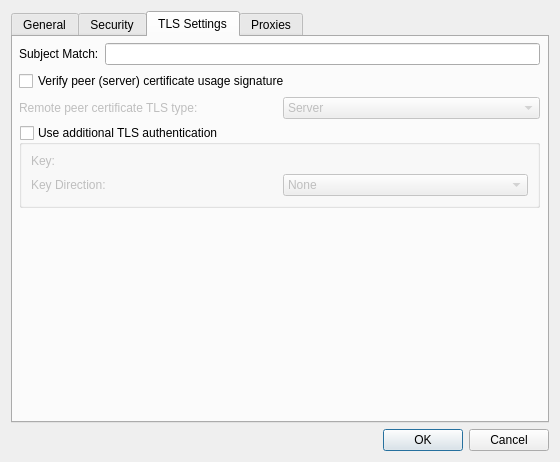
Old version of the form vpn/openvpn/openvpnadvanced.ui in the repository KDE/plasma-nm.
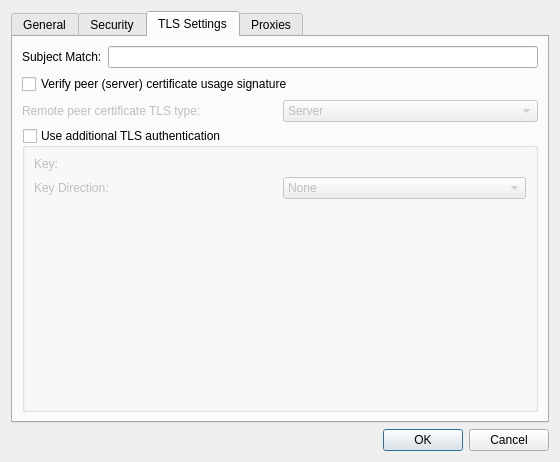
New version of the form. The open tabs and pages were chosen to show the change. Custom widgets are drawn as their Qt base class.

Commit message: fix layout and tab stops

Diff of the .ui file:
```diff
--- a/vpn/openvpn/openvpnadvanced.ui
+++ b/vpn/openvpn/openvpnadvanced.ui
@@ -287,18 +287,9 @@
       <attribute name="title">
        <string>TLS Settings</string>
       </attribute>
-      <widget class="QWidget" name="">
-       <property name="geometry">
-        <rect>
-         <x>6</x>
-         <y>6</y>
-         <width>521</width>
-         <height>361</height>
-        </rect>
-       </property>
-       <layout class="QVBoxLayout" name="verticalLayout_2">
+      <layout class="QVBoxLayout" name="verticalLayout">
         <item>
-         <layout class="QHBoxLayout" name="horizontalLayout_10">
+        <layout class="QHBoxLayout" name="horizontalLayout_3">
           <item>
            <widget class="QLabel" name="label_10">
             <property name="text">
@@ -329,7 +320,7 @@
          </widget>
         </item>
         <item>
-         <layout class="QHBoxLayout" name="horizontalLayout_3">
+        <layout class="QHBoxLayout" name="horizontalLayout_4">
           <item>
            <widget class="QLabel" name="labelRemoteCertTls">
             <property name="enabled">
@@ -370,10 +361,8 @@
           <property name="checked">
            <bool>false</bool>
           </property>
-          <layout class="QVBoxLayout" name="verticalLayout_8">
-           <item>
-            <layout class="QHBoxLayout" name="horizontalLayout_6">
-             <item>
+         <layout class="QGridLayout" name="gridLayout_2">
+          <item row="0" column="0">
               <widget class="QLabel" name="textLabel4_3">
                <property name="text">
                 <string>Key:</string>
@@ -386,14 +375,10 @@
                </property>
               </widget>
              </item>
-             <item>
+          <item row="0" column="1">
               <widget class="KUrlRequester" name="kurlTlsAuthKey"/>
              </item>
-            </layout>
-           </item>
-           <item>
-            <layout class="QHBoxLayout" name="horizontalLayout_4">
-             <item>
+          <item row="1" column="0">
               <widget class="QLabel" name="textLabel1">
                <property name="text">
                 <string>Key Direction:</string>
@@ -406,7 +391,7 @@
                </property>
               </widget>
              </item>
-             <item>
+          <item row="1" column="1">
               <widget class="KComboBox" name="cboDirection">
                <item>
                 <property name="text">
@@ -425,26 +410,23 @@
                </item>
               </widget>
              </item>
-            </layout>
-           </item>
-          </layout>
-         </widget>
-        </item>
-        <item>
-         <spacer name="verticalSpacer_7">
+          <item row="2" column="1">
+           <spacer name="verticalSpacer">
           <property name="orientation">
            <enum>Qt::Vertical</enum>
           </property>
           <property name="sizeHint" stdset="0">
            <size>
             <width>20</width>
-            <height>0</height>
+              <height>137</height>
            </size>
           </property>
          </spacer>
         </item>
        </layout>
       </widget>
+       </item>
+      </layout>
      </widget>
      <widget class="QWidget" name="proxyTab">
       <attribute name="title">
@@ -626,16 +608,16 @@
   </layout>
  </widget>
  <customwidgets>
-  <customwidget>
-   <class>KUrlRequester</class>
-   <extends>QWidget</extends>
-   <header>kurlrequester.h</header>
-  </customwidget>
   <customwidget>
    <class>KComboBox</class>
    <extends>QComboBox</extends>
    <header>kcombobox.h</header>
   </customwidget>
+  <customwidget>
+   <class>KUrlRequester</class>
+   <extends>QWidget</extends>
+   <header>kurlrequester.h</header>
+  </customwidget>
  </customwidgets>
  <tabstops>
   <tabstop>tabWidget</tabstop>
```
Left out of the diff: 4 changed lines with no effect on the pictures. Lines whose indentation alone changed are shown as unchanged.
